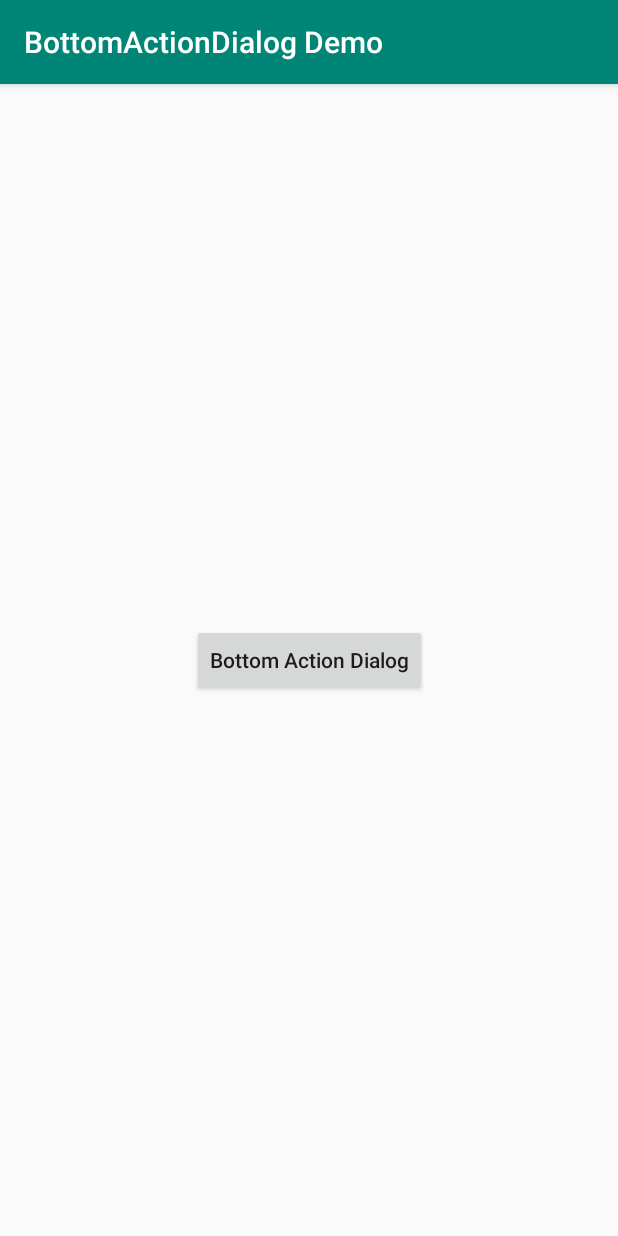
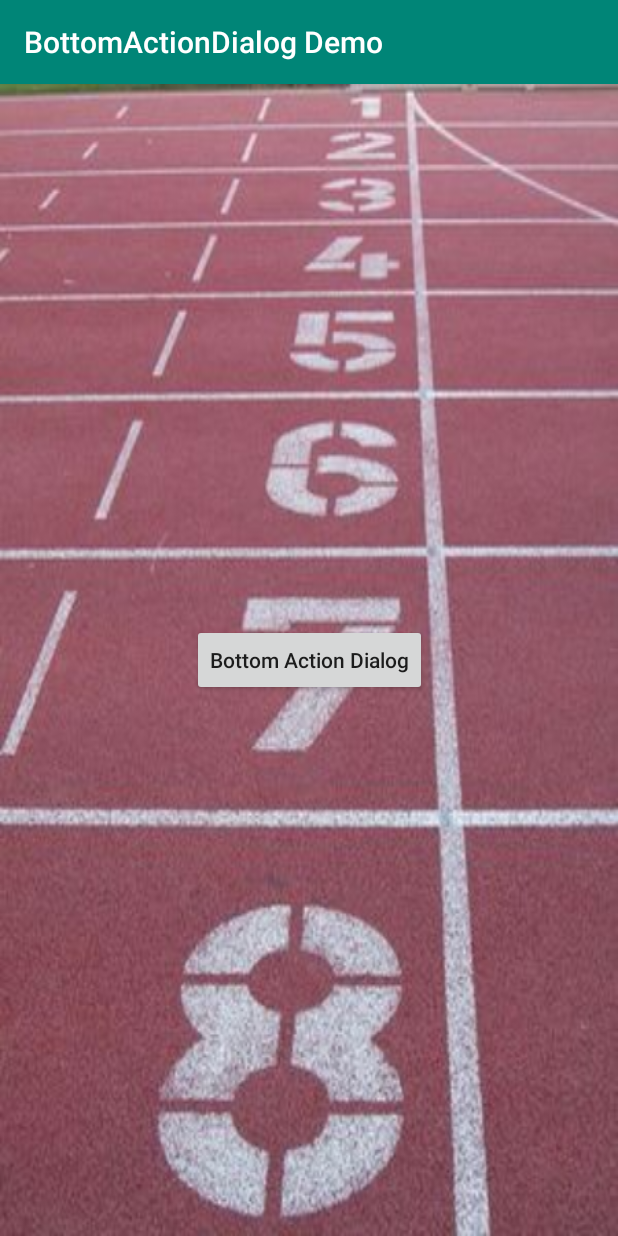
Before and after one commit to AungThiha/BottomActionDialog, an Android app: the screen it shows after launch (MainActivity), on a phone screen of 412 x 824 dp. Run offline under Robolectric (Android 15) with nearby library versions, the phone set to English and light mode, and no system bars.

Commit message:
add background

```diff
--- a/app/src/main/res/layout/activity_main.xml
+++ b/app/src/main/res/layout/activity_main.xml
@@ -2,6 +2,7 @@
 <android.support.constraint.ConstraintLayout xmlns:android="http://schemas.android.com/apk/res/android"
     xmlns:app="http://schemas.android.com/apk/res-auto"
     xmlns:tools="http://schemas.android.com/tools"
+    android:background="@drawable/main_bg"
     android:layout_width="match_parent"
     android:layout_height="match_parent"
     tools:context=".MainActivity">
```
Also changed, not shown: app/src/main/res/drawable/main_bg.jpg (added).
